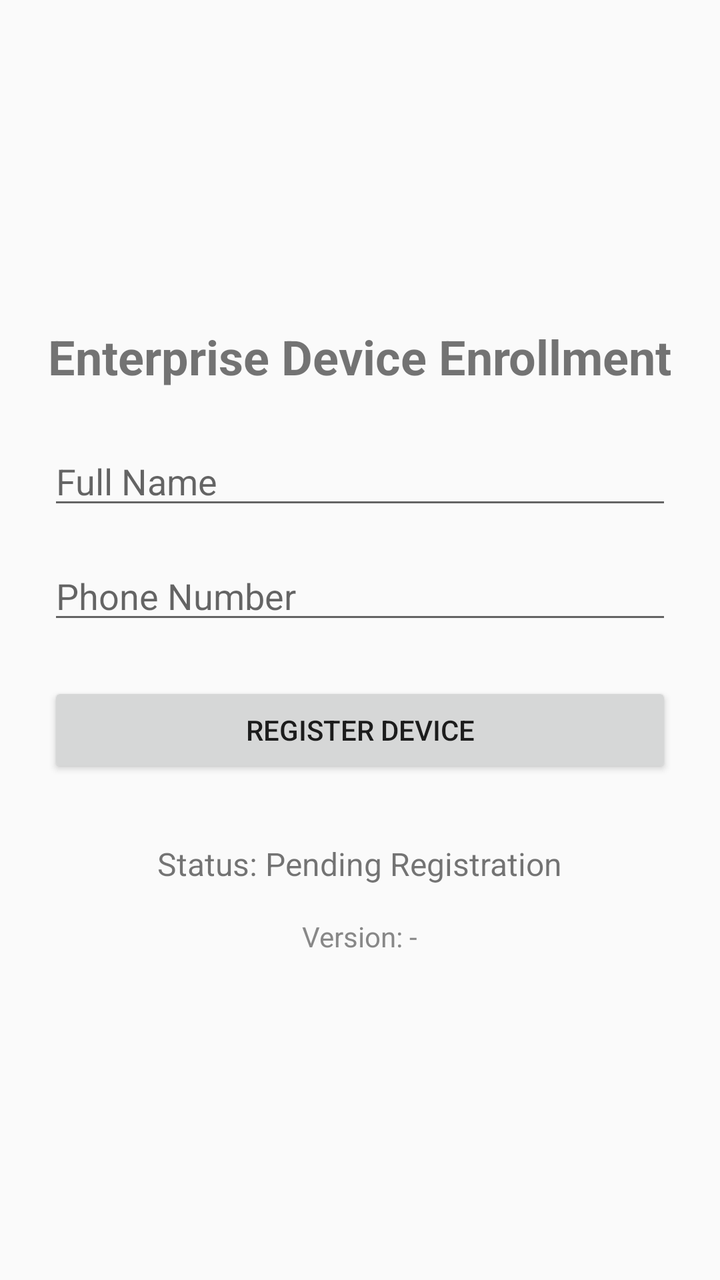
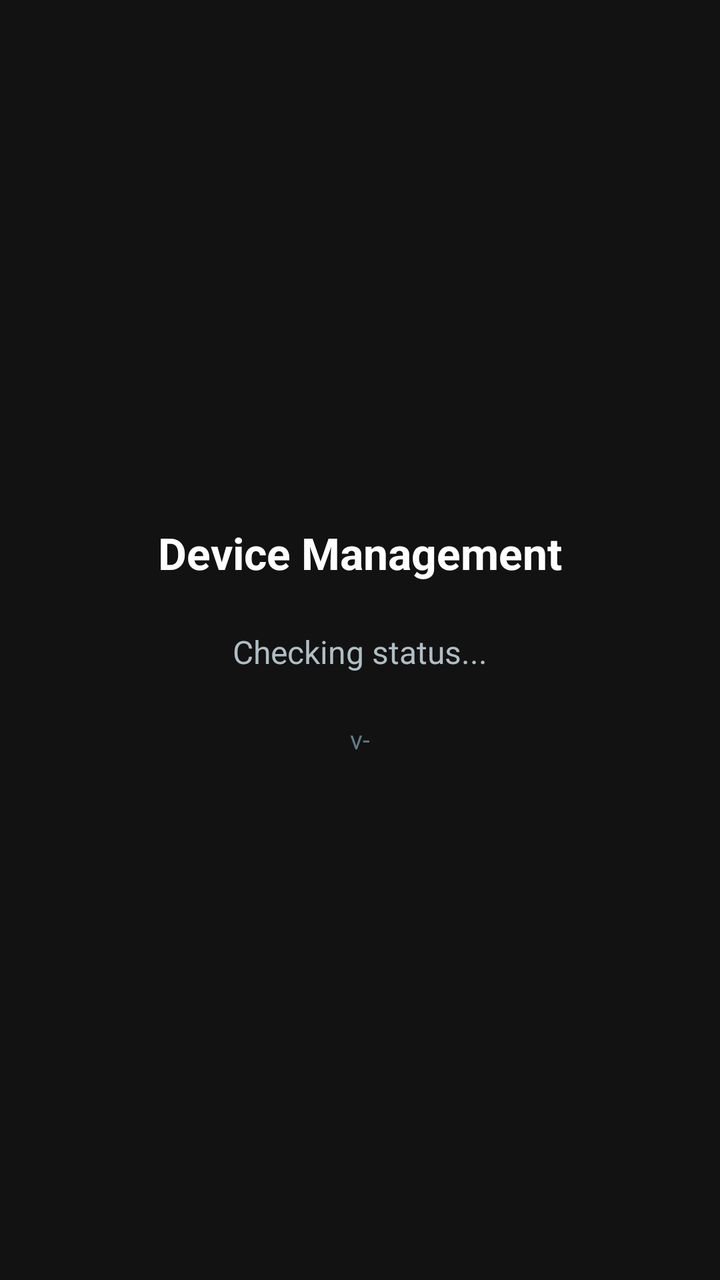

Compare the two renders of this Android layout. The source of the first and the diff that turns it into the second are given below.
<!-- AndroidManifest.xml: application theme Theme.AppCompat.DayNight.NoActionBar -->
<!-- res/layout/activity_main.xml -->
<?xml version="1.0" encoding="utf-8"?>
<LinearLayout xmlns:android="http://schemas.android.com/apk/res/android"
    android:layout_width="match_parent"
    android:layout_height="match_parent"
    android:orientation="vertical"
    android:padding="24dp"
    android:gravity="center">

    <TextView
        android:layout_width="wrap_content"
        android:layout_height="wrap_content"
        android:text="Enterprise Device Enrollment"
        android:textSize="24sp"
        android:textStyle="bold"
        android:layout_marginBottom="24dp"/>

    <EditText
        android:id="@+id/etName"
        android:layout_width="match_parent"
        android:layout_height="wrap_content"
        android:hint="Full Name"
        android:layout_marginBottom="16dp"
        android:inputType="textPersonName"/>

    <EditText
        android:id="@+id/etPhone"
        android:layout_width="match_parent"
        android:layout_height="wrap_content"
        android:hint="Phone Number"
        android:layout_marginBottom="24dp"
        android:inputType="phone"/>

    <Button
        android:id="@+id/btnRegister"
        android:layout_width="match_parent"
        android:layout_height="wrap_content"
        android:text="Register Device" />

    <TextView
        android:id="@+id/tvDeviceOwnerStatus"
        android:layout_width="wrap_content"
        android:layout_height="wrap_content"
        android:text="Status: Pending Registration"
        android:textSize="16sp"
        android:layout_marginTop="32dp"/>

    <TextView
        android:id="@+id/tvAppVersion"
        android:layout_width="wrap_content"
        android:layout_height="wrap_content"
        android:text="Version: -"
        android:textSize="14sp"
        android:textColor="#888888"
        android:layout_marginTop="16dp"/>

</LinearLayout>
<!-- resources referenced by this layout -->
<resources>

</resources>

<!-- the commit's change to res/layout/activity_main.xml (unified diff, before → after) -->
@@ -3,54 +3,35 @@
     android:layout_width="match_parent"
     android:layout_height="match_parent"
     android:orientation="vertical"
-    android:padding="24dp"
-    android:gravity="center">
+    android:gravity="center"
+    android:padding="32dp"
+    android:background="#121212">
 
     <TextView
         android:layout_width="wrap_content"
         android:layout_height="wrap_content"
-        android:text="Enterprise Device Enrollment"
-        android:textSize="24sp"
+        android:text="Device Management"
+        android:textColor="#FFFFFF"
+        android:textSize="22sp"
         android:textStyle="bold"
         android:layout_marginBottom="24dp"/>
 
-    <EditText
-        android:id="@+id/etName"
+    <TextView
+        android:id="@+id/tvStatus"
         android:layout_width="match_parent"
         android:layout_height="wrap_content"
-        android:hint="Full Name"
-        android:layout_marginBottom="16dp"
-        android:inputType="textPersonName"/>
-
-    <EditText
-        android:id="@+id/etPhone"
-        android:layout_width="match_parent"
-        android:layout_height="wrap_content"
-        android:hint="Phone Number"
-        android:layout_marginBottom="24dp"
-        android:inputType="phone"/>
-
-    <Button
-        android:id="@+id/btnRegister"
-        android:layout_width="match_parent"
-        android:layout_height="wrap_content"
-        android:text="Register Device" />
-
-    <TextView
-        android:id="@+id/tvDeviceOwnerStatus"
-        android:layout_width="wrap_content"
-        android:layout_height="wrap_content"
-        android:text="Status: Pending Registration"
+        android:text="Checking status..."
+        android:textColor="#B0BEC5"
         android:textSize="16sp"
-        android:layout_marginTop="32dp"/>
+        android:textAlignment="center"/>
 
     <TextView
         android:id="@+id/tvAppVersion"
         android:layout_width="wrap_content"
         android:layout_height="wrap_content"
-        android:text="Version: -"
-        android:textSize="14sp"
-        android:textColor="#888888"
-        android:layout_marginTop="16dp"/>
+        android:text="v-"
+        android:textColor="#607D8B"
+        android:textSize="13sp"
+        android:layout_marginTop="24dp"/>
 
 </LinearLayout>
